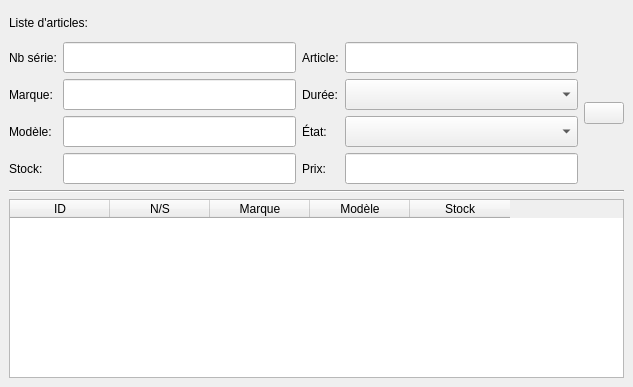
LPOdev/Sploks, file sploks/views/contract_items.ui: the form before one commit.
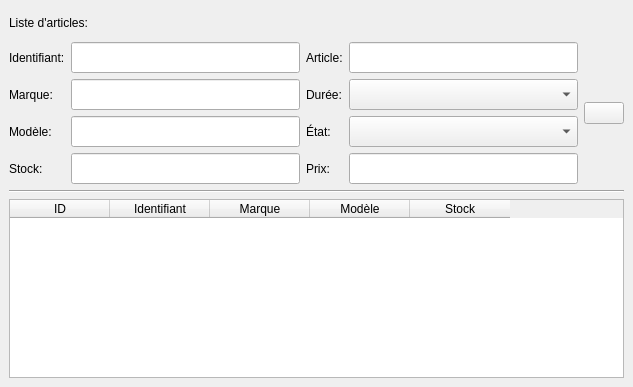
The form after the commit. Icons and pictures are not drawn.

Commit message: T34 Remplacer nb série par identifiant

```diff
--- a/sploks/views/contract_items.ui
+++ b/sploks/views/contract_items.ui
@@ -49,7 +49,7 @@
              <string notr="true">font: 87 14pt &quot;Arial Black&quot;;</string>
             </property>
             <property name="text">
-             <string>Nb série:</string>
+             <string>Identifiant:</string>
             </property>
            </widget>
           </item>
@@ -382,7 +382,7 @@
         </column>
         <column>
          <property name="text">
-          <string>N/S</string>
+          <string>Identifiant</string>
          </property>
         </column>
         <column>
```
The commit also changes 3 other files.
